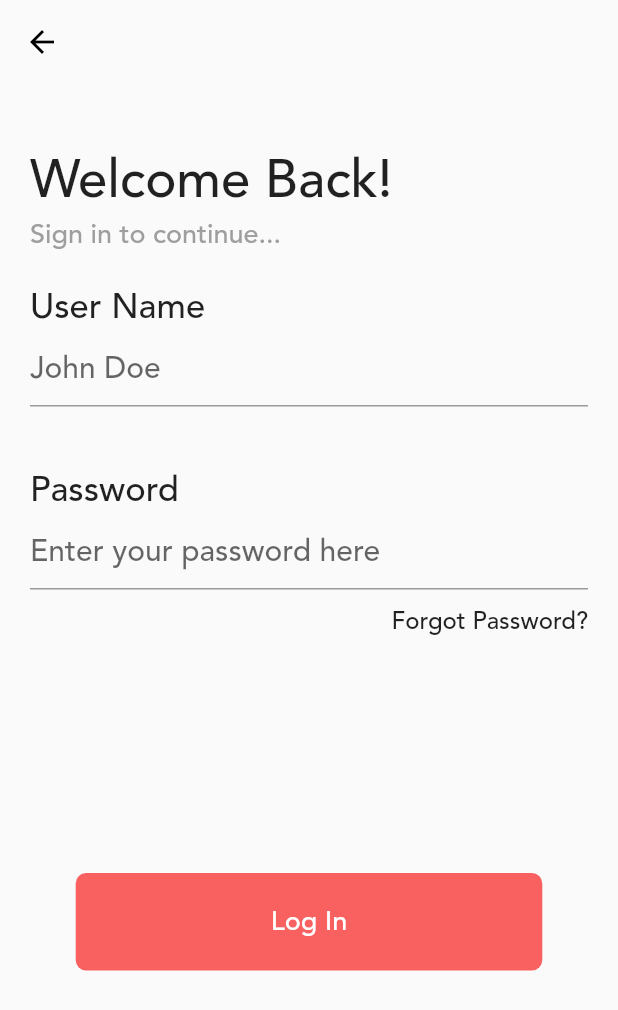
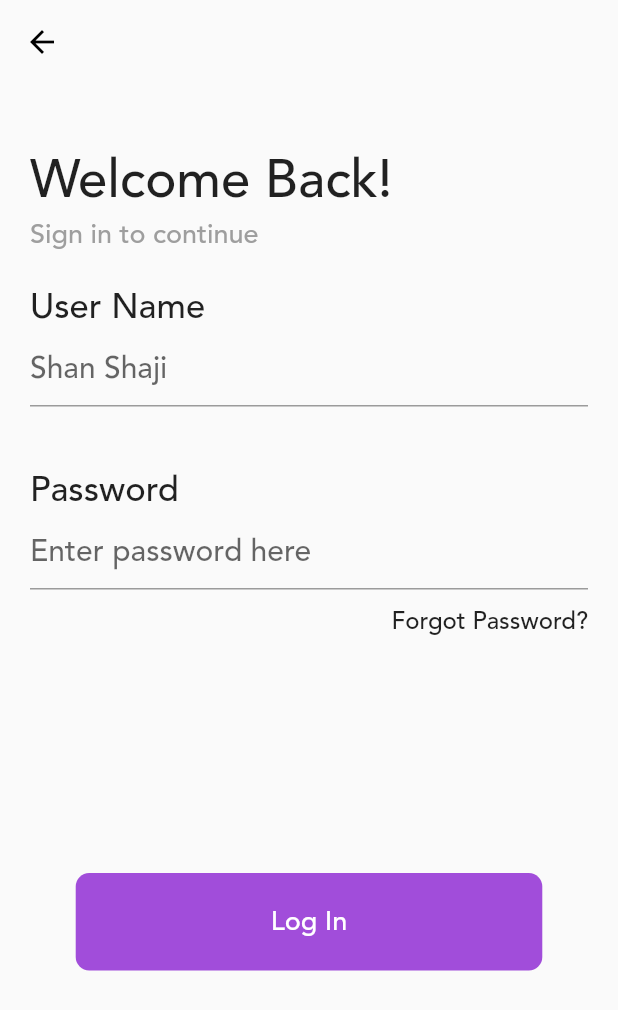
Before and after one commit to rubenshibu/todo-flutter, a Flutter app: the screen it shows after launch, after a tap on "Get Started", on a phone screen of 412 x 824 dp. Shown: the top 1010 px of the screen. Run offline on Flutter 3.47's test engine with Material 2 defaults, Android fonts, the phone set to English and light mode, and no system bars; our stand-ins replace flutter_slidable, table_calendar.

Commit message:
under :construction:

```diff
--- a/lib/Forgotpassword.dart
+++ b/lib/Forgotpassword.dart
@@ -1,5 +1,5 @@
 import 'package:flutter/material.dart';
-import 'package:newtotolist/ResetPassword.dart';
+import './ResetPassword.dart';
 class ForgotPassword extends StatelessWidget {
   @override
   Widget build(BuildContext context) {
--- a/lib/HomePage.dart
+++ b/lib/HomePage.dart
@@ -3,7 +3,8 @@ import 'package:newtotolist/CheckList.dart';
 import 'package:newtotolist/NewTask.dart';
 import 'package:table_calendar/table_calendar.dart';
 import 'package:flutter_slidable/flutter_slidable.dart';
-import 'package:newtotolist/NewNote.dart';
+import './NewNote.dart';
+// import 'package:newtotolist/NewNote.dart';
 
 class HomePage extends StatelessWidget {
   @override
--- a/lib/LoginPage.dart
+++ b/lib/LoginPage.dart
@@ -25,6 +25,7 @@ class _loginPageState extends State<loginPage> {
         elevation: 0,
         backgroundColor: Colors.transparent,
         leading: IconButton(
+          onPressed: null,
           icon: Icon(
             Icons.arrow_back,
             color: Colors.black,
@@ -40,7 +41,7 @@ class _loginPageState extends State<loginPage> {
             Text("Welcome Back!", style: TextStyle(
               fontSize: 35
             ),),
-            Text("Sign in to continue...", style: TextStyle(
+            Text("Sign in to continue", style: TextStyle(
                 fontSize: 18,
               color: Colors.grey
             ),),
@@ -50,7 +51,7 @@ class _loginPageState extends State<loginPage> {
             ),),
             TextField(
               decoration: InputDecoration(
-                hintText: "John Doe"
+                hintText: "Shan Shaji"
               ),
               style: TextStyle(
                 fontSize: 20
@@ -62,7 +63,7 @@ class _loginPageState extends State<loginPage> {
             ),),
             TextField(
               decoration: InputDecoration(
-                  hintText: "Enter your password here"
+                  hintText: "Enter password here"
               ),
               style: TextStyle(
                   fontSize: 20
@@ -85,8 +86,8 @@ class _loginPageState extends State<loginPage> {
                 child: Container(
                   padding: EdgeInsets.symmetric(horizontal: 130, vertical: 20),
                   decoration: BoxDecoration(
-                    borderRadius: BorderRadius.all(Radius.circular(7)),
-                    color: Color(0xfff96060)
+                    borderRadius: BorderRadius.all(Radius.circular(9)),
+                    color: Color(0xFFA14DDA)
                   ),
                   child: Text("Log In", style: TextStyle(
                     fontSize: 18,
--- a/lib/Onboarding.dart
+++ b/lib/Onboarding.dart
@@ -37,9 +37,9 @@ class _onboardingState extends State<onboarding> {
                 child: PageView(
                   controller: _pageController,
                   children: [
-                    onBoardPage("onboard1", "Welcome to Aking"),
+                    onBoardPage("onboard1", "Welcome"),
                     onBoardPage("onboard2", "Work Happens"),
-                    onBoardPage("onboard3", "Task and Assignments"),
+                    onBoardPage("onboard3", "Todo list"),
                   ],
                   onPageChanged: (value)=>{setCurrentPage(value)},
                 ),
@@ -140,7 +140,7 @@ class _onboardingState extends State<onboarding> {
         ),
         Container(
           padding: EdgeInsets.symmetric(vertical: 10, horizontal: 40),
-          child: Text("Lorem ipsum is simply dummy text of the printing and typesetting industry. Lorem Ipsum has been the industry's standard dummy text", style: TextStyle(
+          child: Text("Welcome to our TODO", style: TextStyle(
             fontSize: 16,
             color: Colors.grey
           ),textAlign: TextAlign.center,),
@@ -148,6 +148,7 @@ class _onboardingState extends State<onboarding> {
       ],
     );
   }
+
   setCurrentPage(int value)
   {
     currentPage = value;
```
Also changed, not shown: 1 other file.
